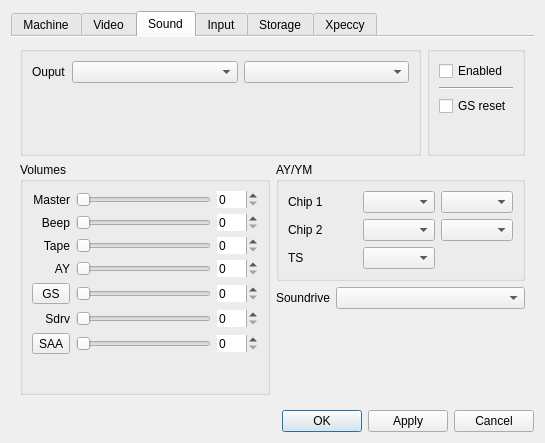
Old version of the form ui/setupwin.ui in the repository samstyle/Xpeccy.
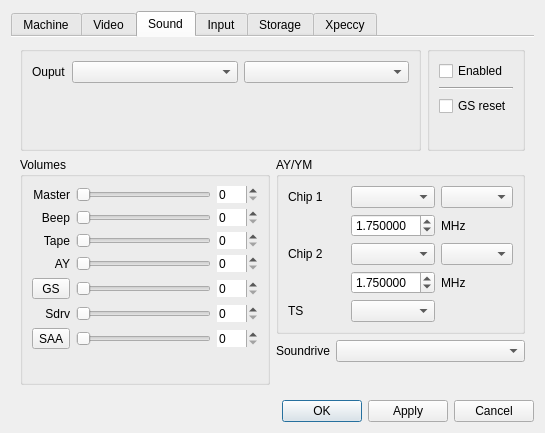
New version of the form. The open tabs and pages were chosen to show the change. Icons and pictures are not drawn. Custom widgets are drawn as their Qt base class.

Commit message: build 20190628 [+] Set the AY/YM freq in options->sound (0 means "default")

The edit to the form file:
```diff
--- a/ui/setupwin.ui
+++ b/ui/setupwin.ui
@@ -7,7 +7,7 @@
     <x>0</x>
     <y>0</y>
     <width>545</width>
-    <height>443</height>
+    <height>426</height>
    </rect>
   </property>
   <property name="sizePolicy">
@@ -1111,6 +1111,13 @@
                <layout class="QVBoxLayout" name="verticalLayout_9">
                 <item>
                  <layout class="QGridLayout" name="gridLayout_13">
+                  <item row="4" column="0">
+                   <widget class="QLabel" name="label_25">
+                    <property name="text">
+                     <string>TS</string>
+                    </property>
+                   </widget>
+                  </item>
                   <item row="0" column="0">
                    <widget class="QLabel" name="label_15">
                     <property name="text">
@@ -1124,29 +1131,62 @@
                   <item row="0" column="2">
                    <widget class="QComboBox" name="stereo1box"/>
                   </item>
-                  <item row="1" column="0">
+                  <item row="2" column="0">
                    <widget class="QLabel" name="label_16">
                     <property name="text">
                      <string>Chip 2</string>
                     </property>
                    </widget>
                   </item>
-                  <item row="1" column="1">
+                  <item row="2" column="1">
                    <widget class="QComboBox" name="schip2box"/>
                   </item>
-                  <item row="1" column="2">
+                  <item row="2" column="2">
                    <widget class="QComboBox" name="stereo2box"/>
                   </item>
-                  <item row="2" column="0">
-                   <widget class="QLabel" name="label_25">
-                    <property name="text">
-                     <string>TS</string>
+                  <item row="1" column="1">
+                   <widget class="QDoubleSpinBox" name="chip1freq">
+                    <property name="decimals">
+                     <number>6</number>
+                    </property>
+                    <property name="maximum">
+                     <double>10.000000000000000</double>
+                    </property>
+                    <property name="value">
+                     <double>1.750000000000000</double>
                     </property>
                    </widget>
                   </item>
-                  <item row="2" column="1">
+                  <item row="4" column="1">
                    <widget class="QComboBox" name="tsbox"/>
                   </item>
+                  <item row="1" column="2">
+                   <widget class="QLabel" name="label_51">
+                    <property name="text">
+                     <string>MHz</string>
+                    </property>
+                   </widget>
+                  </item>
+                  <item row="3" column="1">
+                   <widget class="QDoubleSpinBox" name="chip2freq">
+                    <property name="decimals">
+                     <number>6</number>
+                    </property>
+                    <property name="maximum">
+                     <double>10.000000000000000</double>
+                    </property>
+                    <property name="value">
+                     <double>1.750000000000000</double>
+                    </property>
+                   </widget>
+                  </item>
+                  <item row="3" column="2">
+                   <widget class="QLabel" name="label_52">
+                    <property name="text">
+                     <string>MHz</string>
+                    </property>
+                   </widget>
+                  </item>
                  </layout>
                 </item>
                </layout>
```
The commit also changes 6 other files.
